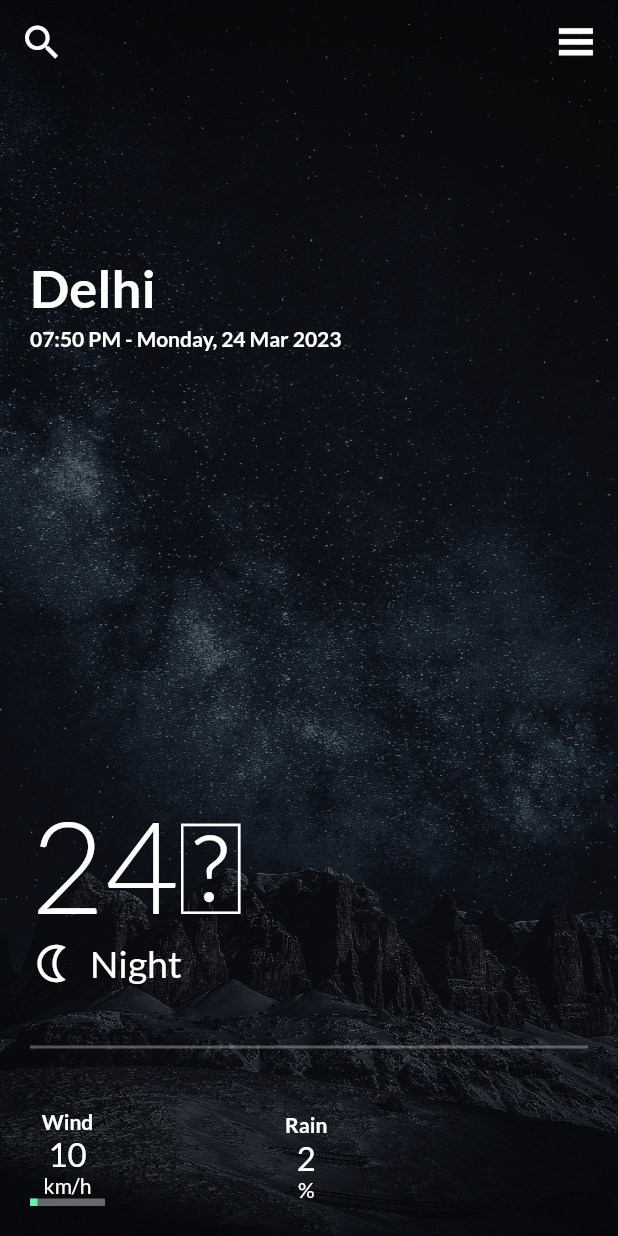
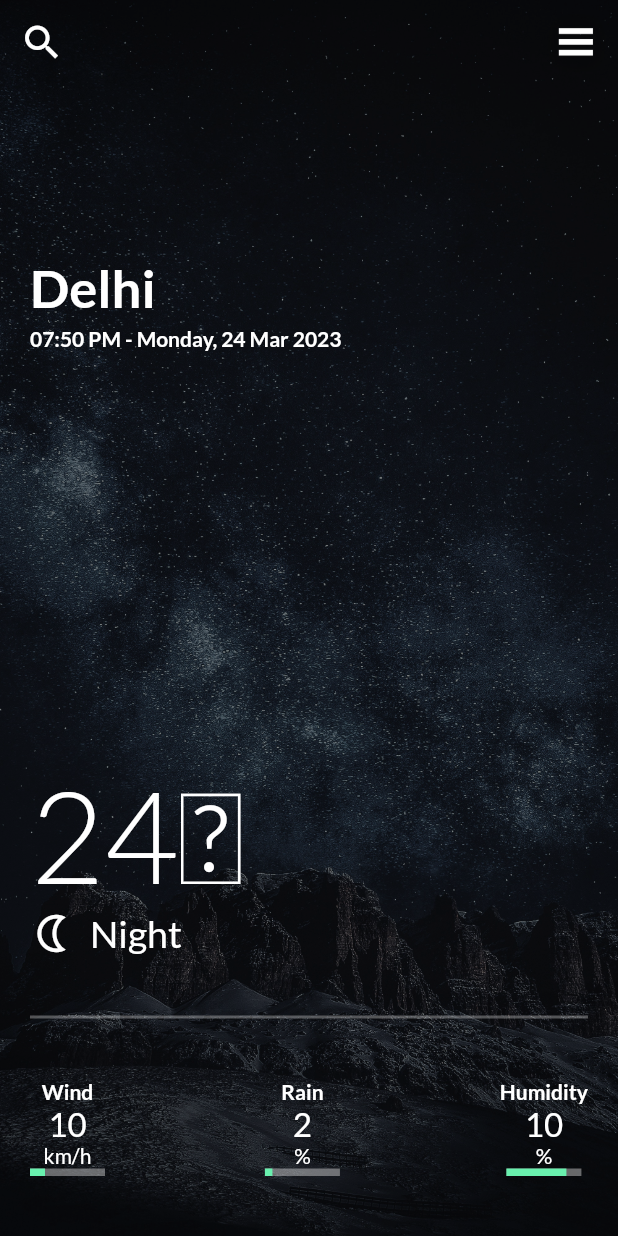
Before and after one commit to 27priyanshu/weather_app, a Flutter app: the screen it shows after launch, on a phone screen of 412 x 824 dp. Run offline on Flutter 3.47's test engine with Material 2 defaults, Android fonts, the phone set to English and light mode, and no system bars; our stand-ins replace flutter_svg, google_fonts.

Commit message:
wind rain humidity

```diff
--- a/lib/screens/weather_app.dart
+++ b/lib/screens/weather_app.dart
@@ -121,7 +121,10 @@ class WeatherApp extends StatelessWidget {
                     )
                   ],
                 ),
-                Row(
+                Padding(
+                  padding: const EdgeInsets.fromLTRB(0, 0, 0, 20),
+                  child: Row(
+                    mainAxisAlignment: MainAxisAlignment.spaceBetween,
                     children: [
                       Column(
                         children: [
@@ -151,15 +154,12 @@ class WeatherApp extends StatelessWidget {
                               ),
                               Container(
                                 height: 5,
-                              width: 5,
+                                width: 10,
                                 color: Colors.greenAccent,
                               )
                             ],
                           ),
                         ],
-                    ),
-                    SizedBox(
-                      width: 120,
                       ),
                       Column(
                         children: [
@@ -180,9 +180,59 @@ class WeatherApp extends StatelessWidget {
 
                                   // fontWeight: FontWeight.bold,
                                   color: Colors.white)),
+                          Stack(
+                            children: [
+                              Container(
+                                height: 5,
+                                width: 50,
+                                color: Colors.white38,
+                              ),
+                              Container(
+                                height: 5,
+                                width: 5,
+                                color: Colors.greenAccent,
+                              )
                             ],
                           ),
                         ],
+                      ),
+                      Column(
+                        children: [
+                          Text("Humidity",
+                              style: GoogleFonts.lato(
+                                  fontSize: 14,
+                                  fontWeight: FontWeight.bold,
+                                  color: Colors.white)),
+                          Text("10",
+                              style: GoogleFonts.lato(
+                                  fontSize: 22,
+
+                                  // fontWeight: FontWeight.bold,
+                                  color: Colors.white)),
+                          Text("%",
+                              style: GoogleFonts.lato(
+                                  fontSize: 14,
+
+                                  // fontWeight: FontWeight.bold,
+                                  color: Colors.white)),
+                          Stack(
+                            children: [
+                              Container(
+                                height: 5,
+                                width: 50,
+                                color: Colors.white38,
+                              ),
+                              Container(
+                                height: 5,
+                                width: 40,
+                                color: Colors.greenAccent,
+                              )
+                            ],
+                          ),
+                        ],
+                      ),
+                    ],
+                  ),
                 ),
               ],
             ),
```
Lines whose indentation alone changed are shown as unchanged.
